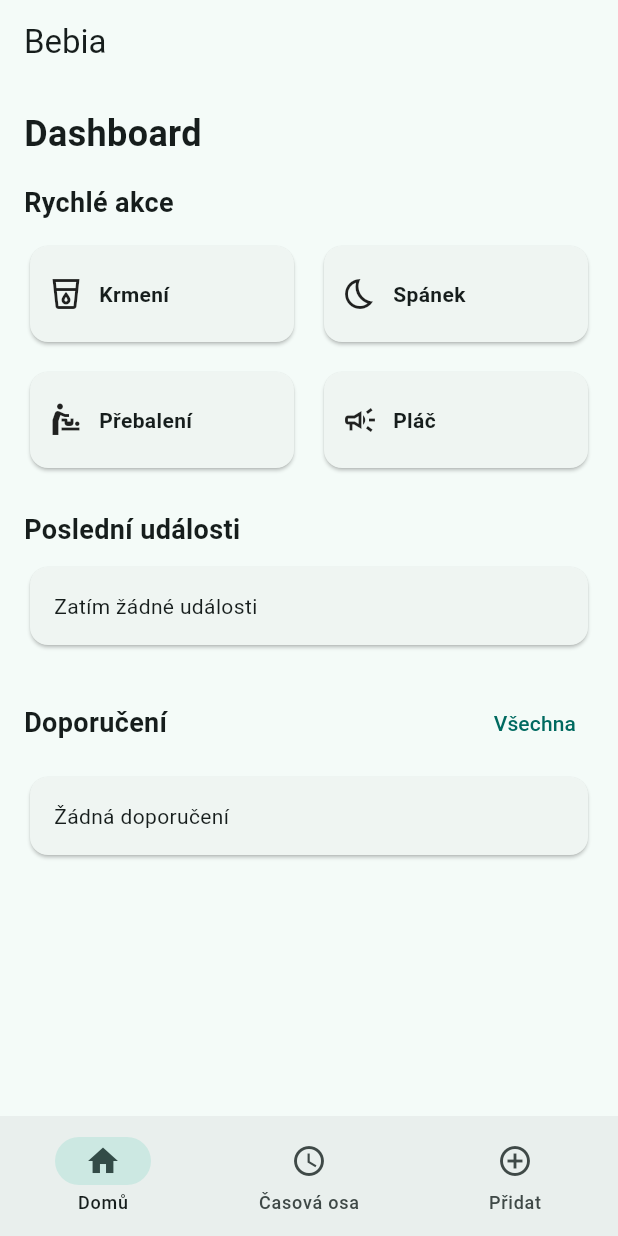
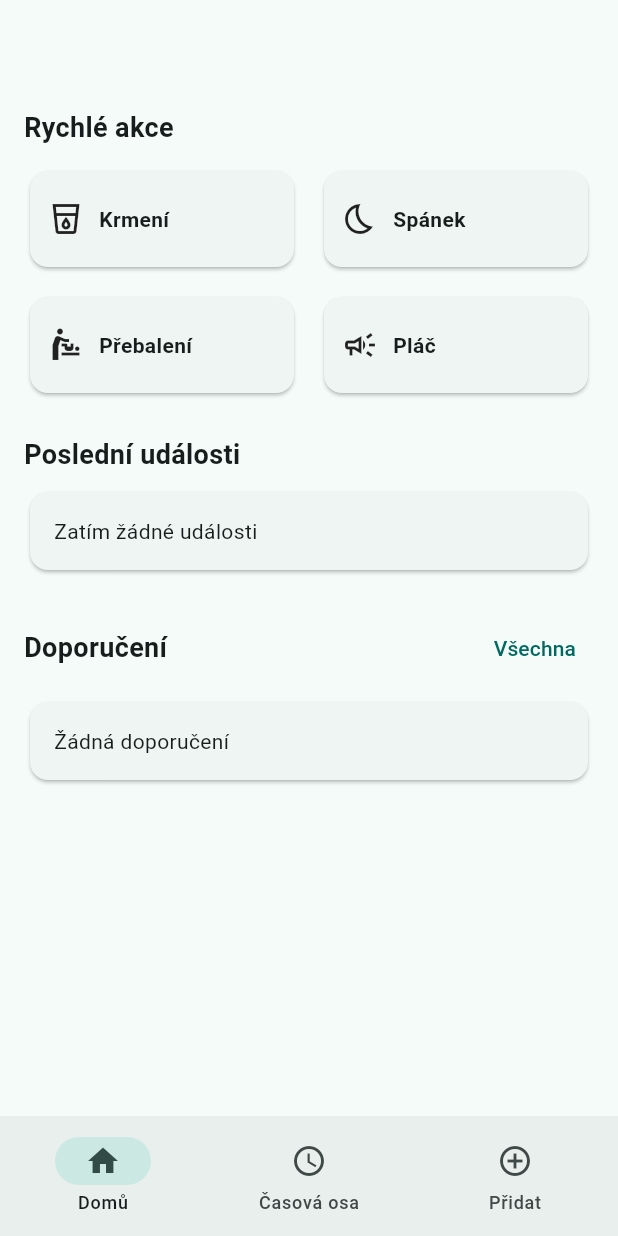
Before and after one commit to decrid/bebia, a Flutter app: the screen it shows after launch, on a phone screen of 412 x 824 dp. Run offline on Flutter 3.47's test engine with Material 3 defaults, Android fonts, the phone set to English and light mode, and no system bars; our stand-ins replace isar_community; accounts and stored records are empty; generated files the repository leaves out were written again.

Commit message:
ui: remove redundant app bar titles across main screens

```diff
--- a/lib/features/add/add_event_screen.dart
+++ b/lib/features/add/add_event_screen.dart
@@ -12,9 +12,7 @@ class AddEventScreen extends StatelessWidget {
   @override
   Widget build(BuildContext context) {
     return Scaffold(
-      appBar: AppBar(
-        title: const Text('Přidat událost'),
-      ),
+      appBar: AppBar(),
       body: Padding(
         padding: const EdgeInsets.all(16),
         child: Column(
--- a/lib/features/home/home_screen.dart
+++ b/lib/features/home/home_screen.dart
@@ -77,22 +77,12 @@ class _HomeScreenState extends State<HomeScreen> {
   @override
   Widget build(BuildContext context) {
     return Scaffold(
-      appBar: AppBar(
-        title: const Text('Bebia'),
-      ),
+      appBar: AppBar(),
       body: RefreshIndicator(
         onRefresh: _refresh,
         child: ListView(
           padding: const EdgeInsets.all(16),
           children: [
-            const Text(
-              'Dashboard',
-              style: TextStyle(
-                fontSize: 24,
-                fontWeight: FontWeight.bold,
-              ),
-            ),
-            const SizedBox(height: 16),
             const Text(
               'Rychlé akce',
               style: TextStyle(
--- a/lib/features/timeline/timeline_screen.dart
+++ b/lib/features/timeline/timeline_screen.dart
@@ -143,9 +143,7 @@ class _TimelineScreenState extends State<TimelineScreen> {
   @override
   Widget build(BuildContext context) {
     return Scaffold(
-      appBar: AppBar(
-        title: const Text('Timeline'),
-      ),
+      appBar: AppBar(),
       body: Column(
         children: [
           ValueListenableBuilder<EventType?>(
```
